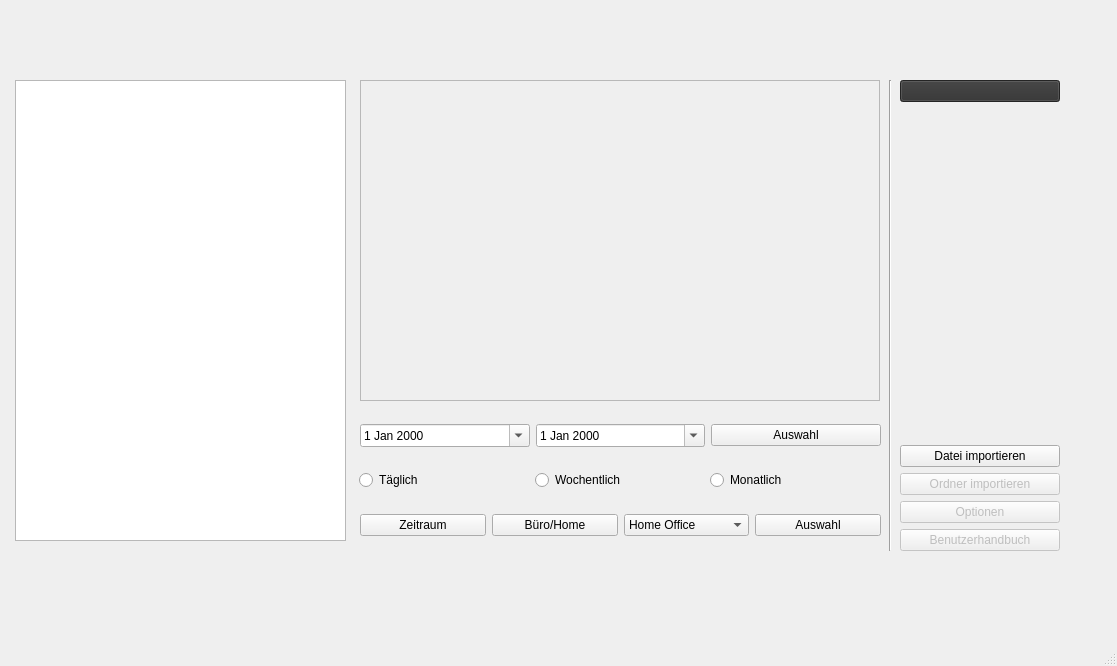
Old version of the form Kronos/mainwindow.ui in the repository MartenAlan/Kronos.
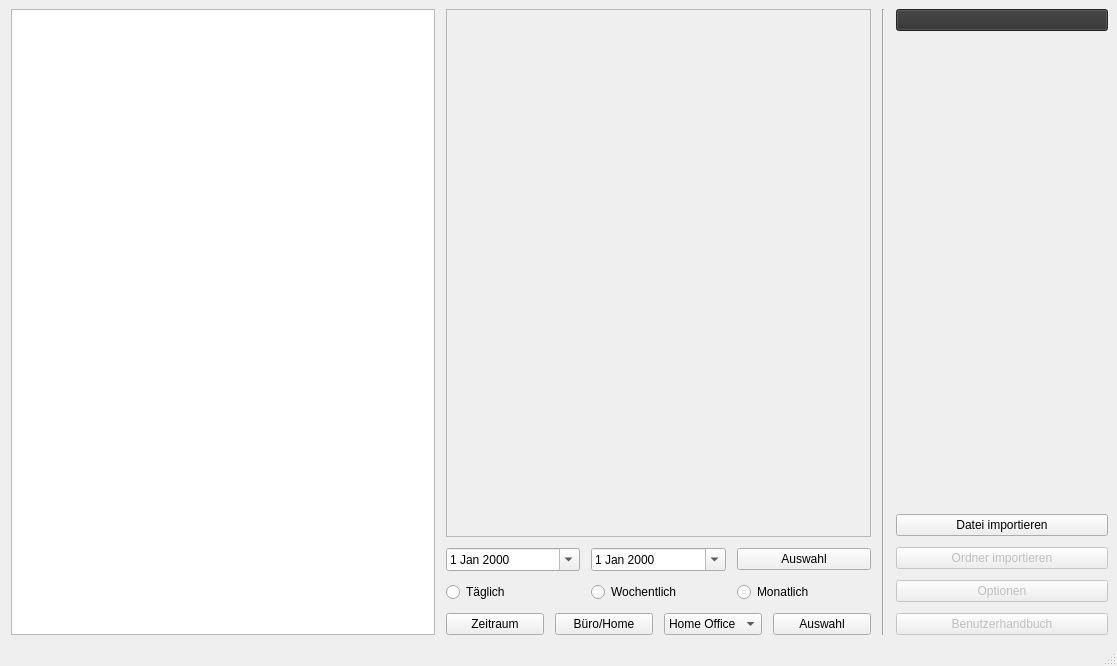
New version of the form. Icons and pictures are not drawn.

Commit message: Layout angepasst.

```diff
--- a/Kronos/mainwindow.ui
+++ b/Kronos/mainwindow.ui
@@ -14,21 +14,34 @@
    <string>Kronos 0.0.1</string>
   </property>
   <widget class="QWidget" name="centralwidget">
+   <layout class="QHBoxLayout" name="horizontalLayout_4" stretch="2,2,1,1">
+    <property name="spacing">
+     <number>11</number>
+    </property>
+    <property name="leftMargin">
+     <number>11</number>
+    </property>
+    <item>
+     <widget class="QTableView" name="tableView"/>
+    </item>
+    <item>
+     <layout class="QVBoxLayout" name="verticalLayout_3">
+      <item>
+       <layout class="QVBoxLayout" name="verticalLayout_2">
+        <item>
    <widget class="QFrame" name="frameCharts">
-    <property name="geometry">
-     <rect>
-      <x>360</x>
-      <y>80</y>
-      <width>520</width>
-      <height>321</height>
-     </rect>
-    </property>
     <property name="sizePolicy">
      <sizepolicy hsizetype="Preferred" vsizetype="Preferred">
       <horstretch>1</horstretch>
       <verstretch>1</verstretch>
      </sizepolicy>
     </property>
+          <property name="minimumSize">
+           <size>
+            <width>300</width>
+            <height>300</height>
+           </size>
+          </property>
     <property name="frameShape">
      <enum>QFrame::StyledPanel</enum>
     </property>
@@ -36,15 +49,60 @@
      <enum>QFrame::Raised</enum>
     </property>
    </widget>
-   <widget class="QWidget" name="horizontalLayoutWidget">
-    <property name="geometry">
-     <rect>
-      <x>360</x>
-      <y>500</y>
-      <width>521</width>
-      <height>51</height>
-     </rect>
-    </property>
+        </item>
+       </layout>
+      </item>
+      <item>
+       <layout class="QHBoxLayout" name="horizontalLayout_2">
+        <item>
+         <widget class="QDateEdit" name="dateEditStart">
+          <property name="calendarPopup">
+           <bool>true</bool>
+          </property>
+         </widget>
+        </item>
+        <item>
+         <widget class="QDateEdit" name="dateEditEnd">
+          <property name="calendarPopup">
+           <bool>true</bool>
+          </property>
+         </widget>
+        </item>
+        <item>
+         <widget class="QPushButton" name="pushButtonDate">
+          <property name="text">
+           <string>Auswahl</string>
+          </property>
+         </widget>
+        </item>
+       </layout>
+      </item>
+      <item>
+       <layout class="QHBoxLayout" name="horizontalLayout_3">
+        <item>
+         <widget class="QRadioButton" name="radioButton_3">
+          <property name="text">
+           <string>Täglich</string>
+          </property>
+         </widget>
+        </item>
+        <item>
+         <widget class="QRadioButton" name="radioButton_2">
+          <property name="text">
+           <string>Wochentlich</string>
+          </property>
+         </widget>
+        </item>
+        <item>
+         <widget class="QRadioButton" name="radioButton">
+          <property name="text">
+           <string>Monatlich</string>
+          </property>
+         </widget>
+        </item>
+       </layout>
+      </item>
+      <item>
     <layout class="QHBoxLayout" name="horizontalLayout">
      <item>
       <widget class="QPushButton" name="pushButtonLineChart">
@@ -100,92 +158,17 @@
       </widget>
      </item>
     </layout>
-   </widget>
-   <widget class="QWidget" name="horizontalLayoutWidget_2">
-    <property name="geometry">
-     <rect>
-      <x>360</x>
-      <y>410</y>
-      <width>521</width>
-      <height>51</height>
-     </rect>
-    </property>
-    <layout class="QHBoxLayout" name="horizontalLayout_2">
-     <item>
-      <widget class="QDateEdit" name="dateEditStart">
-       <property name="calendarPopup">
-        <bool>true</bool>
-       </property>
-      </widget>
-     </item>
-     <item>
-      <widget class="QDateEdit" name="dateEditEnd">
-       <property name="calendarPopup">
-        <bool>true</bool>
-       </property>
-      </widget>
-     </item>
-     <item>
-      <widget class="QPushButton" name="pushButtonDate">
-       <property name="text">
-        <string>Auswahl</string>
-       </property>
-      </widget>
-     </item>
-    </layout>
-   </widget>
-   <widget class="QTableView" name="tableView">
-    <property name="geometry">
-     <rect>
-      <x>15</x>
-      <y>80</y>
-      <width>331</width>
-      <height>461</height>
-     </rect>
-    </property>
-   </widget>
-   <widget class="QWidget" name="horizontalLayoutWidget_3">
-    <property name="geometry">
-     <rect>
-      <x>359</x>
-      <y>460</y>
-      <width>521</width>
-      <height>41</height>
-     </rect>
-    </property>
-    <layout class="QHBoxLayout" name="horizontalLayout_3">
-     <item>
-      <widget class="QRadioButton" name="radioButton_3">
-       <property name="text">
-        <string>Täglich</string>
-       </property>
-      </widget>
+      </item>
+     </layout>
      </item>
      <item>
-      <widget class="QRadioButton" name="radioButton_2">
-       <property name="text">
-        <string>Wochentlich</string>
+     <widget class="Line" name="line">
+      <property name="orientation">
+       <enum>Qt::Vertical</enum>
        </property>
       </widget>
      </item>
      <item>
-      <widget class="QRadioButton" name="radioButton">
-       <property name="text">
-        <string>Monatlich</string>
-       </property>
-      </widget>
-     </item>
-    </layout>
-   </widget>
-   <widget class="QWidget" name="verticalLayoutWidget">
-    <property name="geometry">
-     <rect>
-      <x>900</x>
-      <y>80</y>
-      <width>160</width>
-      <height>471</height>
-     </rect>
-    </property>
     <layout class="QVBoxLayout" name="verticalLayout">
      <item>
       <widget class="QPushButton" name="pushButton">
@@ -715,20 +698,8 @@
       </widget>
      </item>
     </layout>
-   </widget>
-   <widget class="Line" name="line">
-    <property name="geometry">
-     <rect>
-      <x>880</x>
-      <y>80</y>
-      <width>21</width>
-      <height>471</height>
-     </rect>
-    </property>
-    <property name="orientation">
-     <enum>Qt::Vertical</enum>
-    </property>
-   </widget>
+    </item>
+   </layout>
   </widget>
   <widget class="QMenuBar" name="menubar">
    <property name="geometry">
```
Lines whose indentation alone changed are shown as unchanged.
